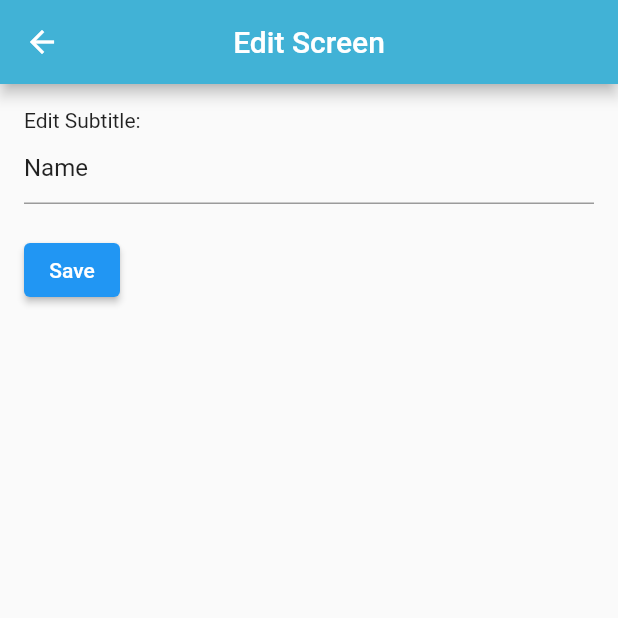
After one commit to Tamaraamis/PharmaRoad, a Flutter app: the profile screen opened by its route, after a tap on "Name", on a phone screen of 412 x 824 dp, the top half of it. The commit adds this screen. Run offline on Flutter 3.47's test engine with Material 2 defaults, Android fonts, the phone set to English and light mode, and no system bars; our stand-ins replace get, image_picker; missing offline and left inert: flutter_phone_direct_caller.

Commit message:
danyahEdit

```diff
--- a/lib/home/drawer.dart
+++ b/lib/home/drawer.dart
@@ -25,6 +25,8 @@ class _drawerState extends State<drawer> {
                 ),
                 backgroundColor: Color(0xffEDFAFF)),
             BottomNavigationBarItem(
+
+
                 label: "Profile",
                 tooltip: "Profile",
                 icon: Icon(Icons.person),
@@ -68,28 +70,22 @@ class _drawerState extends State<drawer> {
                 title: Text("Login/Register"),
                 leading: const Icon(Icons.login),
                 onTap: () {
-                  Navigator.of(context).pushNamed("Login");
+                  Navigator.of(context).pushNamed("try");
                 },
               ),
-              ListTile(
-                title: Text("Pharmacy Locator"),
-                leading: const Icon(Icons.add_location_rounded),
-                onTap: () {
-                  Navigator.of(context).pushNamed("pharmacyloc");
-                },
-              ),
+
               ListTile(
                 title: Text("Contact Us"),
                 leading: const Icon(Icons.call),
                 onTap: () {
-                  Navigator.of(context).pushNamed("contactD");
+                  Navigator.of(context).pushNamed("profilee");
                 },
               ),
               ListTile(
                 title: Text("Log-out"),
                 leading: const Icon(Icons.logout),
                 onTap: () {
-                  Navigator.of(context).pushNamed("User");
+                  Navigator.of(context).pushNamed("Welcome");
                 },
               ),
             ],
--- /dev/null
+++ b/lib/home/profilee.dart
@@ -0,0 +1,303 @@
+import 'dart:io';
+import 'package:flutter/material.dart';
+import 'package:flutter/src/widgets/framework.dart';
+import 'package:flutter/src/widgets/placeholder.dart';
+import 'package:image_picker/image_picker.dart';
+
+class profile extends StatefulWidget {
+  const profile({super.key});
+
+  @override
+  State<profile> createState() => _profileState();
+}
+
+class _profileState extends State<profile> {
+
+
+  @override
+
+  Widget build(BuildContext context) {
+
+    return Scaffold(
+        appBar: AppBar(
+
+       title: Text("Profile" ,style: TextStyle(fontSize: 30,color:Color(0xffEDFAFF)),),
+        leading: IconButton(
+
+            icon: Icon(
+              Icons.arrow_back,
+              color: Colors.white,
+
+            ),
+            onPressed: () {
+
+                  Navigator.of(context).pushNamed("drawer");
+            },
+
+          ),
+
+
+       centerTitle: true,
+    backgroundColor: Color(0xFF41B2D6),
+        ),
+         backgroundColor: Color(0xffEDFAFF),
+        body: MyListView(
+          Column(children: [
+            const SizedBox( height: 20,),
+                 Container(child:
+                CircleAvatar(
+
+                  radius: 70,
+
+
+
+                ),
+                ),
+               SizedBox(height: 30,)
+
+          ],)
+        ),
+      );
+
+  }
+}
+class MyListView extends StatefulWidget {
+  MyListView(Column column);
+
+  @override
+  _MyListViewState createState() => _MyListViewState();
+}
+
+class _MyListViewState extends State<MyListView> {
+ File? _selectedImage;
+
+  Future<void> _pickImage() async {
+    final imagePicker = ImagePicker();
+    final pickedImage = await imagePicker.pickImage(source: ImageSource.gallery);
+
+    if (pickedImage != null) {
+      setState(() {
+        _selectedImage = File(pickedImage.path);
+      });
+    }
+  }
+  // Sample data for demonstration
+  List<ItemData> items = [
+    ItemData(title: 'Name', subtitle: 'Name',icon:Icons.person, trailingIcon: Icons.arrow_forward,),
+    ItemData(title: 'Phone', subtitle: 'Phone', icon:Icons. phone_android, trailingIcon: Icons.arrow_forward,),
+    ItemData(title: 'Address', subtitle: 'Abc.address/city',icon:Icons.location_pin, trailingIcon: Icons.arrow_forward,),
+    ItemData(title: 'Email', subtitle: 'Email',icon:Icons.mail, trailingIcon: Icons.arrow_forward,),
+    ItemData(title: 'Your Prescription', subtitle: 'Your Prescription',icon:Icons.content_paste, trailingIcon: Icons.arrow_forward,),
+
+  ];
+
+  @override
+  Widget build(BuildContext context) {
+    return Column(
+      mainAxisAlignment: MainAxisAlignment.center,
+      children:[
+    const SizedBox( height: 20,),
+               Container(
+                  padding:EdgeInsets.only(left: 15,right: 15,top: 10) ,
+                  child:
+                  GestureDetector(onTap: (){
+
+                  },
+                  child:
+
+                      Center(
+                       child:Stack(children:[
+                            CircleAvatar(
+
+                               foregroundImage: _selectedImage != null ? FileImage(_selectedImage!) :null,
+                               backgroundImage:AssetImage("images/person.png") ,
+                              backgroundColor: Color(0xffc7f1ff),
+                       radius: 65,
+
+
+                       ),
+
+
+                     // if (
+                     // selectedImage!=null? Image.file(selectedImage!)
+
+                            Positioned(
+                              bottom: 2,
+                              right: 0,
+
+                              child: Container(
+                                height: 45,
+                                width: 45,
+                                decoration: BoxDecoration(
+                                  shape: BoxShape.circle,
+                                  border: Border.all(
+                                    width: 4,
+                                    color: Colors.white,
+                                  ),
+                                 color: Color(0xFF41B2D6),
+                                ),
+                                child:  IconButton(onPressed: (){
+                                _pickImage();
+                                }, icon:Icon(Icons.camera_alt_outlined),color: Colors.white,)
+
+
+                              )),
+
+
+                       ]
+                       ),
+                        ),
+
+
+                        ),
+                        ),
+
+
+          const SizedBox( height: 20,),
+
+    Expanded(
+          child:
+
+    ListView.builder(
+      itemCount: items.length,
+      itemBuilder: (context, index) {
+        return Column(children:[
+         Container(
+          width: 330,
+            decoration: BoxDecoration(
+                    color: Colors.white,
+                    borderRadius: BorderRadius.circular(10),
+                    boxShadow: [
+                      BoxShadow(
+                        offset: Offset(0, 3),
+                        color: Color(0xFF41B2D6),
+                        spreadRadius: 3,
+                        blurRadius: 3,
+
+                      )
+
+                    ]
+
+                  ),
+          child:
+        ListTile(
+           trailing: Icon(items[index].trailingIcon),
+          leading: Icon(items[index].icon),
+          title: Text(items[index].title),
+          subtitle: Text(items[index].subtitle),
+
+          onTap: () {
+            // Navigate to the edit screen when ListTile is tapped
+            navigateToEditScreen(index);
+
+          },
+        )
+        ),
+          SizedBox( height: 20,),
+        ],
+        );
+
+      }
+        )
+    ),
+
+    ]
+    );
+
+  }
+ Future _pickImageFromGallery()async{
+   final returnedImage= await ImagePicker().pickImage(source:ImageSource.gallery);
+
+  }
+  // Function to navigate to the edit screen
+  void navigateToEditScreen(int index) async {
+    // Wait for the user to edit the subtitle and get the updated data
+    ItemData updatedItem = await Navigator.push(
+      context,
+      MaterialPageRoute(builder: (context) => EditScreen(item: items[index])),
+    );
+
+    // Update the data if the user made changes
+    if (updatedItem != null) {
+      setState(() {
+        items[index] = updatedItem;
+      });
+    }
+  }
+}
+
+class EditScreen extends StatefulWidget {
+  final ItemData item;
+
+  EditScreen({required this.item});
+
+  @override
+  _EditScreenState createState() => _EditScreenState();
+}
+
+class _EditScreenState extends State<EditScreen> {
+  late TextEditingController _subtitleController;
+
+
+  @override
+  void initState() {
+    super.initState();
+    _subtitleController = TextEditingController(text: widget.item.subtitle);
+
+  }
+
+
+  @override
+  Widget build(BuildContext context) {
+    return Scaffold(
+      appBar: AppBar(
+        title: Text('Edit Screen'),
+        centerTitle: true,
+    backgroundColor: Color(0xFF41B2D6),
+      ),
+      body: Padding(
+        padding: const EdgeInsets.all(16.0),
+        child: Column(
+          crossAxisAlignment: CrossAxisAlignment.start,
+          children: [
+            Text('Edit Subtitle:'),
+            TextField(
+              controller: _subtitleController,
+
+            ),
+
+            SizedBox(height: 20),
+
+
+            ElevatedButton(
+              onPressed: () {
+                // Pass the updated data back to the calling screen
+                Navigator.pop(
+                  context,
+                  ItemData(
+                    title: widget.item.title,
+                    subtitle: _subtitleController.text,
+                       icon: widget.item.icon,
+                        trailingIcon: widget.item.trailingIcon,
+
+                ),
+                );
+              },
+              child: Text('Save'),
+            ),
+          ],
+        ),
+      ),
+    );
+
+  }
+}
+class ItemData {
+  final String title;
+  final String subtitle;
+    final IconData icon;
+   final IconData trailingIcon;
+
+
+  ItemData({required this.title, required this.subtitle,required this.icon, required this.trailingIcon,});
+}
--- a/lib/home/uploadpic.dart
+++ b/lib/home/uploadpic.dart
@@ -25,6 +25,8 @@ appBar: AppBar(
 ),
 body: SingleChildScrollView(
   child: Column(children: [
+    Image.asset("images/women.png",height: 320,width: 500,),
+
     Row(children: [
      Container(child:Icon(Icons.wysiwyg,size: 55,color:Color(0xff41b2d6),)
      ,margin: EdgeInsets.only(left: 25,top: 45),),
--- a/lib/main.dart
+++ b/lib/main.dart
@@ -1,6 +1,7 @@
 //C:\Users\USER\OneDrive\Desktop\flutter_application_2
 import 'package:flutter/material.dart';
 import 'package:flutter_application_2/auth/welcome.dart';
+import 'package:flutter_application_2/home/profilee.dart';
 import 'PharmacyManger/list.dart';
 import 'PharmacyManger/homeph.dart';
 import 'auth/logmanager.dart';
@@ -58,6 +59,7 @@ class MyApp extends StatelessWidget {
         "region8": (context) => region8(),
         "uploadpic": (context) => uploadpic(),
         "contactD": (context) => contactd(),
+        "profilee": (context) => profile(),
       },
     );
   }
```
Also changed, not shown: images/person.png (added), images/women.png (added).
